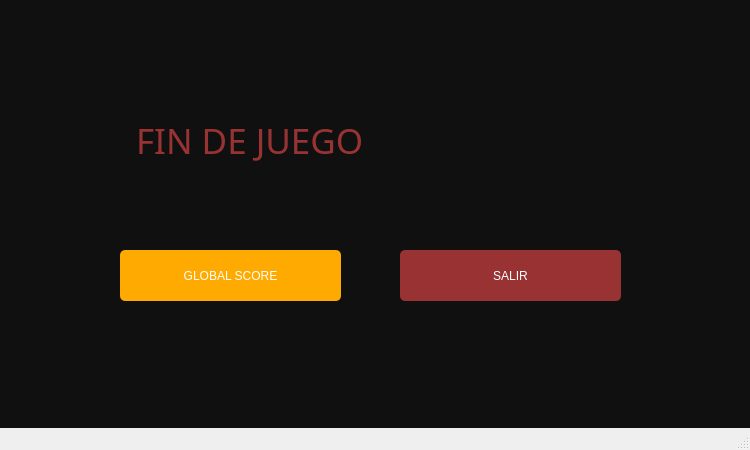
Qt form endgame.ui (javierjose1224/Proyecto_final) before a commit.
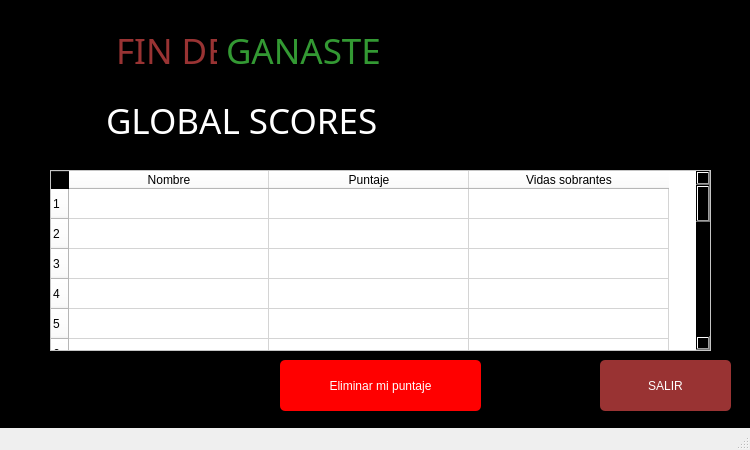
The same form after that commit.

The edit to the form file:
```diff
--- a/endgame.ui
+++ b/endgame.ui
@@ -14,7 +14,7 @@
    <string>HOOK HIT</string>
   </property>
   <widget class="QWidget" name="centralwidget">
-   <widget class="QWidget" name="term" native="true">
+   <widget class="QFrame" name="frame">
     <property name="geometry">
      <rect>
       <x>0</x>
@@ -23,461 +23,25 @@
       <height>450</height>
      </rect>
     </property>
-    <property name="palette">
-     <palette>
-      <active>
-       <colorrole role="WindowText">
-        <brush brushstyle="SolidPattern">
-         <color alpha="255">
-          <red>255</red>
-          <green>255</green>
-          <blue>255</blue>
-         </color>
-        </brush>
-       </colorrole>
-       <colorrole role="Button">
-        <brush brushstyle="SolidPattern">
-         <color alpha="255">
-          <red>16</red>
-          <green>16</green>
-          <blue>16</blue>
-         </color>
-        </brush>
-       </colorrole>
-       <colorrole role="Light">
-        <brush brushstyle="SolidPattern">
-         <color alpha="255">
-          <red>255</red>
-          <green>255</green>
-          <blue>255</blue>
-         </color>
-        </brush>
-       </colorrole>
-       <colorrole role="Midlight">
-        <brush brushstyle="SolidPattern">
-         <color alpha="255">
-          <red>175</red>
-          <green>175</green>
-          <blue>175</blue>
-         </color>
-        </brush>
-       </colorrole>
-       <colorrole role="Dark">
-        <brush brushstyle="SolidPattern">
-         <color alpha="255">
-          <red>47</red>
-          <green>47</green>
-          <blue>47</blue>
-         </color>
-        </brush>
-       </colorrole>
-       <colorrole role="Mid">
-        <brush brushstyle="SolidPattern">
-         <color alpha="255">
-          <red>53</red>
-          <green>53</green>
-          <blue>53</blue>
-         </color>
-        </brush>
-       </colorrole>
-       <colorrole role="Text">
-        <brush brushstyle="SolidPattern">
-         <color alpha="255">
-          <red>0</red>
-          <green>0</green>
-          <blue>0</blue>
-         </color>
-        </brush>
-       </colorrole>
-       <colorrole role="BrightText">
-        <brush brushstyle="SolidPattern">
-         <color alpha="255">
-          <red>255</red>
-          <green>255</green>
-          <blue>255</blue>
-         </color>
-        </brush>
-       </colorrole>
-       <colorrole role="ButtonText">
-        <brush brushstyle="SolidPattern">
-         <color alpha="255">
-          <red>0</red>
-          <green>0</green>
-          <blue>0</blue>
-         </color>
-        </brush>
-       </colorrole>
-       <colorrole role="Base">
-        <brush brushstyle="SolidPattern">
-         <color alpha="255">
-          <red>16</red>
-          <green>16</green>
-          <blue>16</blue>
-         </color>
-        </brush>
-       </colorrole>
-       <colorrole role="Window">
-        <brush brushstyle="SolidPattern">
-         <color alpha="255">
-          <red>16</red>
-          <green>16</green>
-          <blue>16</blue>
-         </color>
-        </brush>
-       </colorrole>
-       <colorrole role="Shadow">
-        <brush brushstyle="SolidPattern">
-         <color alpha="255">
-          <red>56</red>
-          <green>56</green>
-          <blue>56</blue>
-         </color>
-        </brush>
-       </colorrole>
-       <colorrole role="AlternateBase">
-        <brush brushstyle="SolidPattern">
-         <color alpha="255">
-          <red>99</red>
-          <green>99</green>
-          <blue>99</blue>
-         </color>
-        </brush>
-       </colorrole>
-       <colorrole role="ToolTipBase">
-        <brush brushstyle="SolidPattern">
-         <color alpha="255">
-          <red>255</red>
-          <green>255</green>
-          <blue>220</blue>
-         </color>
-        </brush>
-       </colorrole>
-       <colorrole role="ToolTipText">
-        <brush brushstyle="SolidPattern">
-         <color alpha="255">
-          <red>0</red>
-          <green>0</green>
-          <blue>0</blue>
-         </color>
-        </brush>
-       </colorrole>
-       <colorrole role="PlaceholderText">
-        <brush brushstyle="SolidPattern">
-         <color alpha="128">
-          <red>0</red>
-          <green>0</green>
-          <blue>0</blue>
-         </color>
-        </brush>
-       </colorrole>
-      </active>
-      <inactive>
-       <colorrole role="WindowText">
-        <brush brushstyle="SolidPattern">
-         <color alpha="255">
-          <red>255</red>
-          <green>255</green>
-          <blue>255</blue>
-         </color>
-        </brush>
-       </colorrole>
-       <colorrole role="Button">
-        <brush brushstyle="SolidPattern">
-         <color alpha="255">
-          <red>16</red>
-          <green>16</green>
-          <blue>16</blue>
-         </color>
-        </brush>
-       </colorrole>
-       <colorrole role="Light">
-        <brush brushstyle="SolidPattern">
-         <color alpha="255">
-          <red>255</red>
-          <green>255</green>
-          <blue>255</blue>
-         </color>
-        </brush>
-       </colorrole>
-       <colorrole role="Midlight">
-        <brush brushstyle="SolidPattern">
-         <color alpha="255">
-          <red>175</red>
-          <green>175</green>
-          <blue>175</blue>
-         </color>
-        </brush>
-       </colorrole>
-       <colorrole role="Dark">
-        <brush brushstyle="SolidPattern">
-         <color alpha="255">
-          <red>47</red>
-          <green>47</green>
-          <blue>47</blue>
-         </color>
-        </brush>
-       </colorrole>
-       <colorrole role="Mid">
-        <brush brushstyle="SolidPattern">
-         <color alpha="255">
-          <red>53</red>
-          <green>53</green>
-          <blue>53</blue>
-         </color>
-        </brush>
-       </colorrole>
-       <colorrole role="Text">
-        <brush brushstyle="SolidPattern">
-         <color alpha="255">
-          <red>0</red>
-          <green>0</green>
-          <blue>0</blue>
-         </color>
-        </brush>
-       </colorrole>
-       <colorrole role="BrightText">
-        <brush brushstyle="SolidPattern">
-         <color alpha="255">
-          <red>255</red>
-          <green>255</green>
-          <blue>255</blue>
-         </color>
-        </brush>
-       </colorrole>
-       <colorrole role="ButtonText">
-        <brush brushstyle="SolidPattern">
-         <color alpha="255">
-          <red>0</red>
-          <green>0</green>
-          <blue>0</blue>
-         </color>
-        </brush>
-       </colorrole>
-       <colorrole role="Base">
-        <brush brushstyle="SolidPattern">
-         <color alpha="255">
-          <red>16</red>
-          <green>16</green>
-          <blue>16</blue>
-         </color>
-        </brush>
-       </colorrole>
-       <colorrole role="Window">
-        <brush brushstyle="SolidPattern">
-         <color alpha="255">
-          <red>16</red>
-          <green>16</green>
-          <blue>16</blue>
-         </color>
-        </brush>
-       </colorrole>
-       <colorrole role="Shadow">
-        <brush brushstyle="SolidPattern">
-         <color alpha="255">
-          <red>56</red>
-          <green>56</green>
-          <blue>56</blue>
-         </color>
-        </brush>
-       </colorrole>
-       <colorrole role="AlternateBase">
-        <brush brushstyle="SolidPattern">
-         <color alpha="255">
-          <red>99</red>
-          <green>99</green>
-          <blue>99</blue>
-         </color>
-        </brush>
-       </colorrole>
-       <colorrole role="ToolTipBase">
-        <brush brushstyle="SolidPattern">
-         <color alpha="255">
-          <red>255</red>
-          <green>255</green>
-          <blue>220</blue>
-         </color>
-        </brush>
-       </colorrole>
-       <colorrole role="ToolTipText">
-        <brush brushstyle="SolidPattern">
-         <color alpha="255">
-          <red>0</red>
-          <green>0</green>
-          <blue>0</blue>
-         </color>
-        </brush>
-       </colorrole>
-       <colorrole role="PlaceholderText">
-        <brush brushstyle="SolidPattern">
-         <color alpha="128">
-          <red>0</red>
-          <green>0</green>
-          <blue>0</blue>
-         </color>
-        </brush>
-       </colorrole>
-      </inactive>
-      <disabled>
-       <colorrole role="WindowText">
-        <brush brushstyle="SolidPattern">
-         <color alpha="255">
-          <red>47</red>
-          <green>47</green>
-          <blue>47</blue>
-         </color>
-        </brush>
-       </colorrole>
-       <colorrole role="Button">
-        <brush brushstyle="SolidPattern">
-         <color alpha="255">
-          <red>16</red>
-          <green>16</green>
-          <blue>16</blue>
-         </color>
-        </brush>
-       </colorrole>
-       <colorrole role="Light">
-        <brush brushstyle="SolidPattern">
-         <color alpha="255">
-          <red>255</red>
-          <green>255</green>
-          <blue>255</blue>
-         </color>
-        </brush>
-       </colorrole>
-       <colorrole role="Midlight">
-        <brush brushstyle="SolidPattern">
-         <color alpha="255">
-          <red>175</red>
-          <green>175</green>
-          <blue>175</blue>
-         </color>
-        </brush>
-       </colorrole>
-       <colorrole role="Dark">
-        <brush brushstyle="SolidPattern">
-         <color alpha="255">
-          <red>47</red>
-          <green>47</green>
-          <blue>47</blue>
-         </color>
-        </brush>
-       </colorrole>
-       <colorrole role="Mid">
-        <brush brushstyle="SolidPattern">
-         <color alpha="255">
-          <red>53</red>
-          <green>53</green>
-          <blue>53</blue>
-         </color>
-        </brush>
-       </colorrole>
-       <colorrole role="Text">
-        <brush brushstyle="SolidPattern">
-         <color alpha="255">
-          <red>47</red>
-          <green>47</green>
-          <blue>47</blue>
-         </color>
-        </brush>
-       </colorrole>
-       <colorrole role="BrightText">
-        <brush brushstyle="SolidPattern">
-         <color alpha="255">
-          <red>255</red>
-          <green>255</green>
-          <blue>255</blue>
-         </color>
-        </brush>
-       </colorrole>
-       <colorrole role="ButtonText">
-        <brush brushstyle="SolidPattern">
-         <color alpha="255">
-          <red>47</red>
-          <green>47</green>
-          <blue>47</blue>
-         </color>
-        </brush>
-       </colorrole>
-       <colorrole role="Base">
-        <brush brushstyle="SolidPattern">
-         <color alpha="255">
-          <red>16</red>
-          <green>16</green>
-          <blue>16</blue>
-         </color>
-        </brush>
-       </colorrole>
-       <colorrole role="Window">
-        <brush brushstyle="SolidPattern">
-         <color alpha="255">
-          <red>16</red>
-          <green>16</green>
-          <blue>16</blue>
-         </color>
-        </brush>
-       </colorrole>
-       <colorrole role="Shadow">
-        <brush brushstyle="SolidPattern">
-         <color alpha="255">
-          <red>56</red>
-          <green>56</green>
-          <blue>56</blue>
-         </color>
-        </brush>
-       </colorrole>
-       <colorrole role="AlternateBase">
-        <brush brushstyle="SolidPattern">
-         <color alpha="255">
-          <red>99</red>
-          <green>99</green>
-          <blue>99</blue>
-         </color>
-        </brush>
-       </colorrole>
-       <colorrole role="ToolTipBase">
-        <brush brushstyle="SolidPattern">
-         <color alpha="255">
-          <red>255</red>
-          <green>255</green>
-          <blue>220</blue>
-         </color>
-        </brush>
-       </colorrole>
-       <colorrole role="ToolTipText">
-        <brush brushstyle="SolidPattern">
-         <color alpha="255">
-          <red>0</red>
-          <green>0</green>
-          <blue>0</blue>
-         </color>
-        </brush>
-       </colorrole>
-       <colorrole role="PlaceholderText">
-        <brush brushstyle="SolidPattern">
-         <color alpha="128">
-          <red>255</red>
-          <green>255</green>
-          <blue>255</blue>
-         </color>
-        </brush>
-       </colorrole>
-      </disabled>
-     </palette>
-    </property>
     <property name="styleSheet">
-     <string notr="true">background: #101010;</string>
+     <string notr="true">background-color: rgb(0, 0, 0);</string>
     </property>
-    <widget class="QLabel" name="label_4">
+    <property name="frameShape">
+     <enum>QFrame::StyledPanel</enum>
+    </property>
+    <property name="frameShadow">
+     <enum>QFrame::Raised</enum>
+    </property>
+    <widget class="QLabel" name="titulo">
      <property name="enabled">
       <bool>true</bool>
      </property>
      <property name="geometry">
       <rect>
-       <x>160</x>
-       <y>90</y>
-       <width>481</width>
-       <height>101</height>
+       <x>60</x>
+       <y>80</y>
+       <width>631</width>
+       <height>81</height>
       </rect>
      </property>
      <property name="font">
@@ -491,46 +55,27 @@
      </property>
      <property name="styleSheet">
       <string notr="true">text-align: center;
-color: #393;
+color: #ffffff;
 margin: 0 auto;
 font-size: 35px;
 font-family: 'Droid Sans';
-font: 48pt &quot;MV Boli&quot;;</string>
+font: 48pt &quot;MV Boli&quot;;
+</string>
      </property>
      <property name="text">
-      <string>GANASTE!!!</string>
+      <string>GLOBAL SCORES</string>
      </property>
     </widget>
-    <widget class="QPushButton" name="regButton">
-     <property name="geometry">
-      <rect>
-       <x>400</x>
-       <y>250</y>
-       <width>221</width>
-       <height>51</height>
-      </rect>
-     </property>
-     <property name="styleSheet">
-      <string notr="true">Padding: 1px;
-font: 16pt &quot;MV Boli&quot;;
-Border-radius: 5px;
-Background: #933;
-Color: #fefefe;</string>
-     </property>
-     <property name="text">
-      <string>SALIR</string>
-     </property>
-    </widget>
-    <widget class="QLabel" name="label_5">
+    <widget class="QLabel" name="label_2">
      <property name="enabled">
       <bool>true</bool>
      </property>
      <property name="geometry">
       <rect>
-       <x>90</x>
-       <y>90</y>
+       <x>70</x>
+       <y>10</y>
        <width>571</width>
-       <height>101</height>
+       <height>81</height>
       </rect>
      </property>
      <property name="font">
@@ -548,18 +93,181 @@
 margin: 0 auto;
 font-size: 35px;
 font-family: 'Droid Sans';
-font: 48pt &quot;MV Boli&quot;;</string>
+font: 48pt &quot;MV Boli&quot;;
+</string>
      </property>
      <property name="text">
       <string>FIN DE JUEGO</string>
      </property>
     </widget>
-    <widget class="QPushButton" name="score">
+    <widget class="QTableWidget" name="tabla">
      <property name="geometry">
       <rect>
-       <x>120</x>
-       <y>250</y>
-       <width>221</width>
+       <x>50</x>
+       <y>170</y>
+       <width>661</width>
+       <height>181</height>
+      </rect>
+     </property>
+     <property name="palette">
+      <palette>
+       <active>
+        <colorrole role="Button">
+         <brush brushstyle="SolidPattern">
+          <color alpha="255">
+           <red>255</red>
+           <green>255</green>
+           <blue>255</blue>
+          </color>
+         </brush>
+        </colorrole>
+        <colorrole role="Base">
+         <brush brushstyle="SolidPattern">
+          <color alpha="255">
+           <red>255</red>
+           <green>255</green>
+           <blue>255</blue>
+          </color>
+         </brush>
+        </colorrole>
+        <colorrole role="Window">
+         <brush brushstyle="SolidPattern">
+          <color alpha="255">
+           <red>255</red>
+           <green>255</green>
+           <blue>255</blue>
+          </color>
+         </brush>
+        </colorrole>
+       </active>
+       <inactive>
+        <colorrole role="Button">
+         <brush brushstyle="SolidPattern">
+          <color alpha="255">
+           <red>255</red>
+           <green>255</green>
+           <blue>255</blue>
+          </color>
+         </brush>
+        </colorrole>
+        <colorrole role="Base">
+         <brush brushstyle="SolidPattern">
+          <color alpha="255">
+           <red>255</red>
+           <green>255</green>
+           <blue>255</blue>
+          </color>
+         </brush>
+        </colorrole>
+        <colorrole role="Window">
+         <brush brushstyle="SolidPattern">
+          <color alpha="255">
+           <red>255</red>
+           <green>255</green>
+           <blue>255</blue>
+          </color>
+         </brush>
+        </colorrole>
+       </inactive>
+       <disabled>
+        <colorrole role="Button">
+         <brush brushstyle="SolidPattern">
+          <color alpha="255">
+           <red>255</red>
+           <green>255</green>
+           <blue>255</blue>
+          </color>
+         </brush>
+        </colorrole>
+        <colorrole role="Base">
+         <brush brushstyle="SolidPattern">
+          <color alpha="255">
+           <red>255</red>
+           <green>255</green>
+           <blue>255</blue>
+          </color>
+         </brush>
+        </colorrole>
+        <colorrole role="Window">
+         <brush brushstyle="SolidPattern">
+          <color alpha="255">
+           <red>255</red>
+           <green>255</green>
+           <blue>255</blue>
+          </color>
+         </brush>
+        </colorrole>
+       </disabled>
+      </palette>
+     </property>
+     <property name="font">
+      <font>
+       <family>MV Boli</family>
+       <pointsize>14</pointsize>
+       <weight>50</weight>
+       <italic>false</italic>
+       <bold>false</bold>
+      </font>
+     </property>
+     <property name="styleSheet">
+      <string notr="true">font: 14pt &quot;MV Boli&quot;;
+background-color: rgb(255, 255, 255);
+</string>
+     </property>
+     <property name="rowCount">
+      <number>20</number>
+     </property>
+     <property name="columnCount">
+      <number>3</number>
+     </property>
+     <attribute name="horizontalHeaderDefaultSectionSize">
+      <number>200</number>
+     </attribute>
+     <attribute name="verticalHeaderCascadingSectionResizes">
+      <bool>false</bool>
+     </attribute>
+     <row/>
+     <row/>
+     <row/>
+     <row/>
+     <row/>
+     <row/>
+     <row/>
+     <row/>
+     <row/>
+     <row/>
+     <row/>
+     <row/>
+     <row/>
+     <row/>
+     <row/>
+     <row/>
+     <row/>
+     <row/>
+     <row/>
+     <row/>
+     <column>
+      <property name="text">
+       <string>Nombre</string>
+      </property>
+     </column>
+     <column>
+      <property name="text">
+       <string>Puntaje</string>
+      </property>
+     </column>
+     <column>
+      <property name="text">
+       <string>Vidas sobrantes</string>
+      </property>
+     </column>
+    </widget>
+    <widget class="QPushButton" name="SALIR">
+     <property name="geometry">
+      <rect>
+       <x>600</x>
+       <y>360</y>
+       <width>131</width>
        <height>51</height>
       </rect>
      </property>
@@ -567,11 +275,65 @@
       <string notr="true">Padding: 1px;
 font: 16pt &quot;MV Boli&quot;;
 Border-radius: 5px;
-Background: #ffaa00;
+Background: #933;
 Color: #fefefe;</string>
      </property>
      <property name="text">
-      <string>GLOBAL SCORE</string>
+      <string>SALIR</string>
+     </property>
+    </widget>
+    <widget class="QPushButton" name="Eliminar">
+     <property name="geometry">
+      <rect>
+       <x>280</x>
+       <y>360</y>
+       <width>201</width>
+       <height>51</height>
+      </rect>
+     </property>
+     <property name="styleSheet">
+      <string notr="true">Padding: 1px;
+font: 16pt &quot;MV Boli&quot;;
+Border-radius: 5px;
+Background: #ff0000;
+Color: #fefefe;</string>
+     </property>
+     <property name="text">
+      <string>Eliminar mi puntaje</string>
+     </property>
+    </widget>
+    <widget class="QLabel" name="label">
+     <property name="enabled">
+      <bool>true</bool>
+     </property>
+     <property name="geometry">
+      <rect>
+       <x>180</x>
+       <y>10</y>
+       <width>411</width>
+       <height>81</height>
+      </rect>
+     </property>
+     <property name="font">
+      <font>
+       <family>MV Boli</family>
+       <pointsize>48</pointsize>
+       <weight>50</weight>
+       <italic>false</italic>
+       <bold>false</bold>
+      </font>
+     </property>
+     <property name="styleSheet">
+      <string notr="true">text-align: center;
+color: #393;
+margin: 0 auto;
+font-size: 35px;
+font-family: 'Droid Sans';
+font: 48pt &quot;MV Boli&quot;;
+</string>
+     </property>
+     <property name="text">
+      <string>GANASTE</string>
      </property>
     </widget>
    </widget>
```
